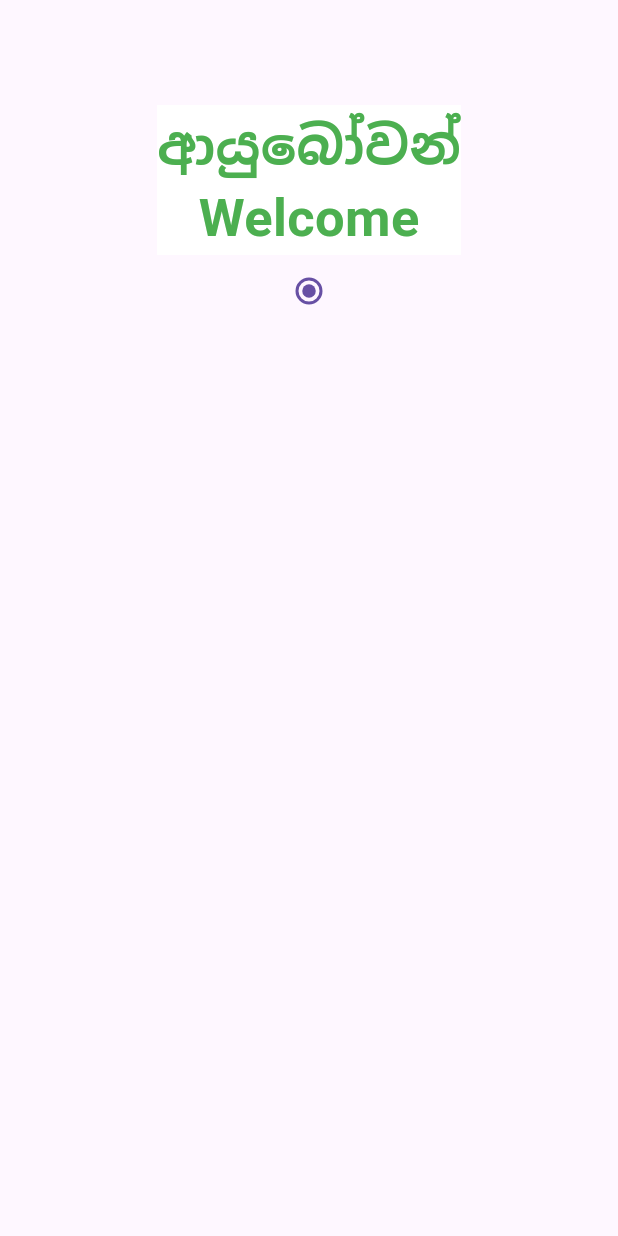
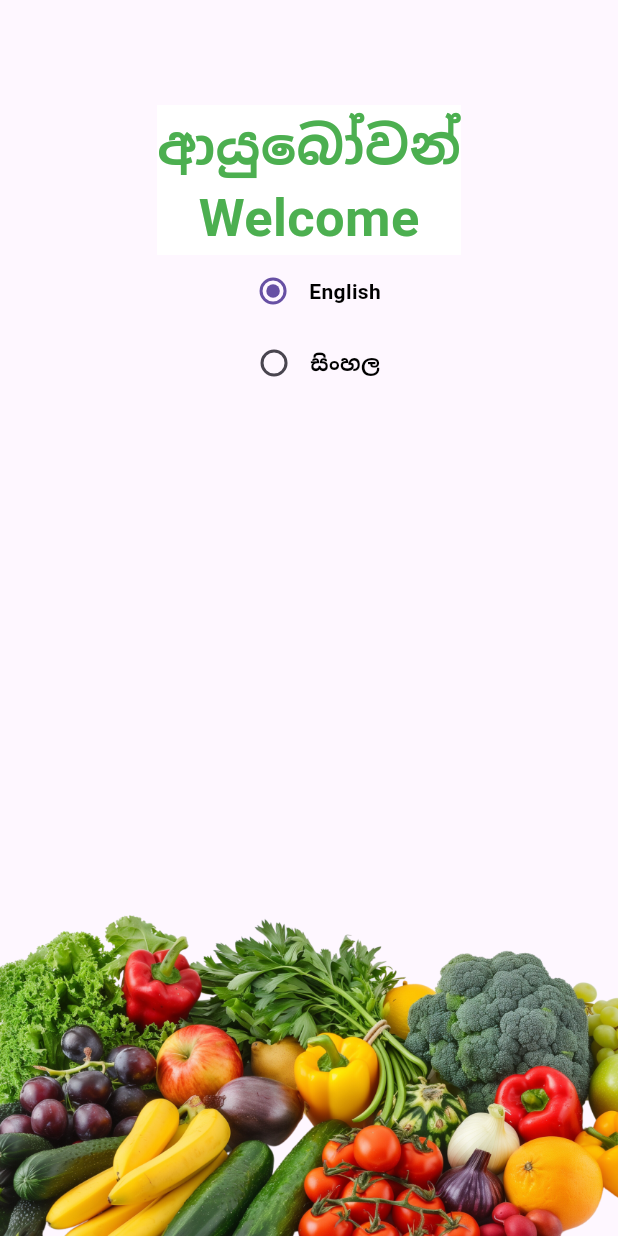
Before and after one commit to rudill/Mobile-app-for-Dambulla-Economic-Center, a Flutter app: the screen it shows after launch, after a tap on "Welcome Page", on a phone screen of 412 x 824 dp. Run offline on Flutter 3.47's test engine with Material 3 defaults, Android fonts, the phone set to English and light mode, and no system bars; our stand-ins replace hive_ce; accounts and stored records are empty; Roboto replaces fonts that are missing (RobotoMono-Bold).

Commit message:
welcome page with image and language selection

```diff
--- a/lib/Pages/landing.dart
+++ b/lib/Pages/landing.dart
@@ -16,7 +16,7 @@ class _WelcomeState extends State<Welcome> {
       body: Center(
         child: Column(
           mainAxisAlignment: MainAxisAlignment.start,
-          children: [
+          children: <Widget>[
             const SizedBox(height: 70),
             Container(
               color: Colors.white,
@@ -56,8 +56,42 @@ class _WelcomeState extends State<Welcome> {
                     });
                   },
                 ),
+                Text(
+                  'English',
+                  style: TextStyle(
+                    fontWeight: FontWeight.bold,
+                    color: Colors.black,
+                  ),
+                ),
               ],
             ),
+
+            Row(
+              mainAxisAlignment: MainAxisAlignment.center,
+              children: [
+                Radio(
+                  value: 2,
+                  groupValue: _value,
+                  onChanged: (value) {
+                    setState(() {
+                      _value = value!;
+                    });
+                  },
+                ),
+
+                Text(
+                  'සිංහල',
+                  style: TextStyle(
+                    fontWeight: FontWeight.bold,
+                    color: Colors.black,
+                  ),
+                ),
+
+                //Image(image: AssetImage('asset/download.png')),
+              ],
+            ),
+            Spacer(),
+            Image(image: AssetImage('asset/download.png')),
           ],
         ),
       ),
--- a/pubspec.yaml
+++ b/pubspec.yaml
@@ -65,9 +65,9 @@ flutter:
   uses-material-design: true
 
   # To add assets to your application, add an assets section, like this:
-  # assets:
-  #   - images/a_dot_burr.jpeg
-  #   - images/a_dot_ham.jpeg
+  assets:
+     - asset/download.png
+
 
   # An image asset can refer to one or more resolution-specific "variants", see
   # https://flutter.dev/to/resolution-aware-images
```
Also changed, not shown: asset/download.png (added).
